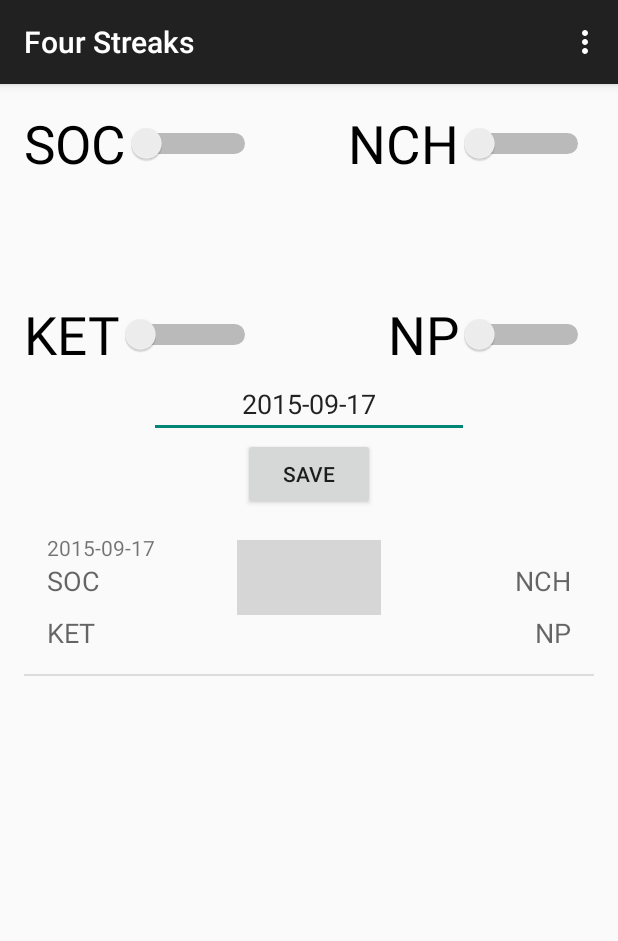
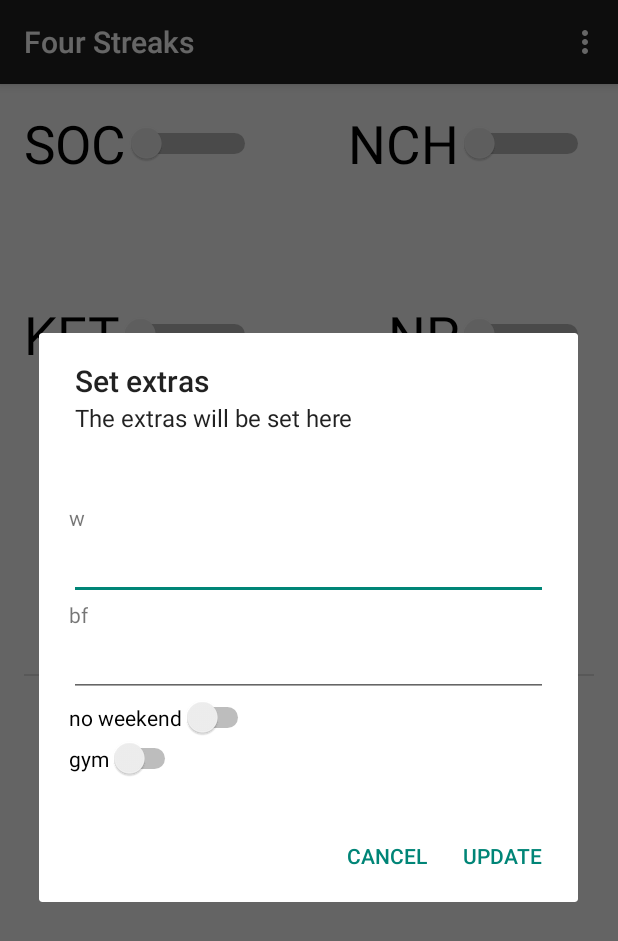
Before and after one commit to Victory/FourStreaks, an Android app: the screen it shows after launch (MainActivity), after a tap on an icon or button, on a phone screen of 412 x 824 dp. Shown: the top 941 px of the screen. Run offline under Robolectric (Android 15) with nearby library versions, the phone set to English and light mode, and no system bars; 1 other tap on this screen came first; grey boxes are pictures that could not be loaded.

Commit message:
remove need for both long and short click listeners. Put gym toggle in short click listener.

```diff
--- a/app/src/main/java/org/dfhu/fourstreaks/EventCursorAdapter.java
+++ b/app/src/main/java/org/dfhu/fourstreaks/EventCursorAdapter.java
@@ -1,11 +1,9 @@
 package org.dfhu.fourstreaks;
 
 import android.app.AlertDialog;
-import android.app.LauncherActivity;
 import android.content.Context;
 import android.content.DialogInterface;
 import android.database.Cursor;
-import android.graphics.Color;
 import android.view.LayoutInflater;
 import android.view.View;
 import android.view.ViewGroup;
@@ -21,7 +19,13 @@ import java.util.concurrent.atomic.AtomicBoolean;
 
 public class EventCursorAdapter extends CursorAdapter {
     MainActivity mContext;
-    AtomicBoolean isLongClick = new AtomicBoolean(false);
+
+    private class ExtraValuesParameters {
+        int rowId;
+        float bfValue;
+        int wValue;
+        int noWeekendFlag;
+    }
 
     public EventCursorAdapter(Context context, Cursor c, boolean flags) {
         super(context, c, flags);
@@ -39,41 +43,7 @@ public class EventCursorAdapter extends CursorAdapter {
         view.setTag(cursor.getInt(cursor.getColumnIndexOrThrow(C._id)));
 
         final ImageView gym = (ImageView) view.findViewById(R.id.markerGYM);
-        view.setOnClickListener(new View.OnClickListener() {
-            @Override
-            public void onClick(View view) {
-                if (isLongClick.compareAndSet(true, false)) {
-                    return;
-                }
-                isLongClick.set(false);
 
-                DaysEventRow row = new DaysEventRow();
-                int visibility = gym.getVisibility();
-                int id = (int) view.getTag();
-                if (visibility == View.VISIBLE) {
-                    gym.setVisibility(View.INVISIBLE);
-                    row.set(C.flag_GYM, 0);
-                } else {
-                    gym.setVisibility(View.VISIBLE);
-                    row.set(C.flag_GYM, 1);
-                }
-                DaysEventSource source = new DaysEventSource(mContext);
-                source.updateRow(row, id);
-
-                mContext.fillList();
-            }
-        });
-
-
-        view.setOnLongClickListener(new View.OnLongClickListener() {
-            @Override
-            public boolean onLongClick(View view) {
-                isLongClick.set(true);
-                int id = (int) view.getTag();
-                openExtraOptionsDialogue(id);
-                return false;
-            }
-        });
 
 
         TextView nch = (TextView) view.findViewById(R.id.markerNCH);
@@ -82,7 +52,6 @@ public class EventCursorAdapter extends CursorAdapter {
         TextView np = (TextView) view.findViewById(R.id.markerNP);
         TextView w = (TextView) view.findViewById(R.id.w);
         TextView bf = (TextView) view.findViewById(R.id.bf);
-
         TextView dateOfEvent = (TextView) view.findViewById(R.id.dateOfEvent);
         ImageView noWeekend = (ImageView) view.findViewById(R.id.markerNoWeekend);
 
@@ -90,7 +59,7 @@ public class EventCursorAdapter extends CursorAdapter {
         if (gymFlag == 1) {
             gym.setVisibility(View.VISIBLE);
         }
-        int noWeekendFlag = cursor.getInt(cursor.getColumnIndexOrThrow(C.flag_no_weekend));
+        final int noWeekendFlag = cursor.getInt(cursor.getColumnIndexOrThrow(C.flag_no_weekend));
         if (noWeekendFlag == 1) {
             noWeekend.setVisibility(View.VISIBLE);
         }
@@ -112,39 +81,64 @@ public class EventCursorAdapter extends CursorAdapter {
             np.setBackgroundColor(getColor(R.color.np));
         }
 
-        int wValue = cursor.getInt(cursor.getColumnIndexOrThrow(C.weight));
+        final int wValue = cursor.getInt(cursor.getColumnIndexOrThrow(C.weight));
         if (wValue > 0) {
             w.setText(String.format("w: %d", wValue));
         }
 
-        float bfValue = cursor.getFloat(cursor.getColumnIndexOrThrow(C.bf));
+        final float bfValue = cursor.getFloat(cursor.getColumnIndexOrThrow(C.bf));
         if (bfValue > 0) {
             bf.setText(String.format("bf: %.1f", bfValue));
         }
 
         String dateOfEventString = cursor.getString(cursor.getColumnIndexOrThrow(C.date_of_event));
         dateOfEvent.setText(dateOfEventString);
+
+
+        view.setOnClickListener(new View.OnClickListener() {
+            @Override
+            public void onClick(View view) {
+
+                int id = (int) view.getTag();
+
+                ExtraValuesParameters extraValues = new ExtraValuesParameters();
+                extraValues.rowId = id;
+                extraValues.noWeekendFlag = noWeekendFlag;
+                extraValues.bfValue = bfValue;
+                extraValues.wValue = wValue;
+
+                openExtraOptionsDialogue(extraValues);
+
+                mContext.fillList();
+            }
+        });
     }
 
     private int getColor(int id) {
         return mContext.getResources().getColor(id);
     }
 
-    private void openExtraOptionsDialogue(final int id) {
+    private void openExtraOptionsDialogue(final ExtraValuesParameters vals) {
         final AlertDialog.Builder builder = new AlertDialog.Builder(mContext);
         builder.setMessage("The extras will be set here");
         builder.setTitle("Set extras");
         LayoutInflater inflater = mContext.getLayoutInflater();
         final LinearLayout layout = (LinearLayout) inflater.inflate(R.layout.extras_dialog, null);
 
+        final EditText wEdit = (EditText) layout.findViewById(R.id.wEdit);
+        if (vals.wValue > 0) {
+            wEdit.setText(String.format("%d", vals.wValue));
+        }
+        final EditText bfEdit = (EditText) layout.findViewById(R.id.bfEdit);
+        final Switch toggleNoWeekend = (Switch) layout.findViewById(R.id.toggleNoWeekend);
+        final Switch toggleGym = (Switch) layout.findViewById(R.id.toggleGym);
+
         builder.setView(layout);
 
         builder.setPositiveButton("Update", new DialogInterface.OnClickListener() {
                     @Override
                     public void onClick(DialogInterface dialogInterface, int i) {
-                        EditText wEdit = (EditText) layout.findViewById(R.id.wEdit);
-                        EditText bfEdit = (EditText) layout.findViewById(R.id.bfEdit);
-                        Switch toggleNoWeekend = (Switch) layout.findViewById(R.id.toggleNoWeekend);
+
 
                         float w;
                         try {
@@ -161,20 +155,22 @@ public class EventCursorAdapter extends CursorAdapter {
                         }
 
                         int noWeekend = toggleNoWeekend.isChecked() ? 1 : 0;
+                        int gym = toggleGym.isChecked() ? 1 : 0;
 
                         DaysEventRow row = new DaysEventRow();
                         row.set(C.weight, w);
                         row.set(C.bf, bf);
                         row.set(C.flag_no_weekend, noWeekend);
+                        row.set(C.flag_GYM, gym);
 
                         DaysEventSource source = new DaysEventSource(mContext);
-                        source.updateRow(row, id);
+                        source.updateRow(row, vals.rowId);
 
                         mContext.fillList();
                     }
                 }
         );
-        builder.setNegativeButton("Cancle", new DialogInterface.OnClickListener() {
+        builder.setNegativeButton("Cancel", new DialogInterface.OnClickListener() {
             @Override
             public void onClick(DialogInterface dialogInterface, int i) {
                 dialogInterface.cancel();
--- a/app/src/main/res/layout/extras_dialog.xml
+++ b/app/src/main/res/layout/extras_dialog.xml
@@ -38,4 +38,11 @@
         android:layout_height="wrap_content"
         android:text="no weekend"
         android:id="@+id/toggleNoWeekend" />
+
+    <Switch
+        android:layout_width="wrap_content"
+        android:layout_height="wrap_content"
+        android:text="gym"
+        android:id="@+id/toggleGym" />
+
 </LinearLayout>
```
